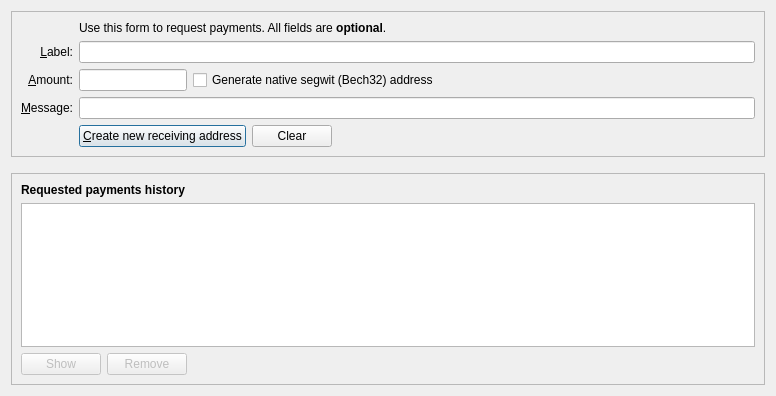
Above: src/qt/forms/receivecoinsdialog.ui from VextaProject/vexta before the change. Below: the same form after it.
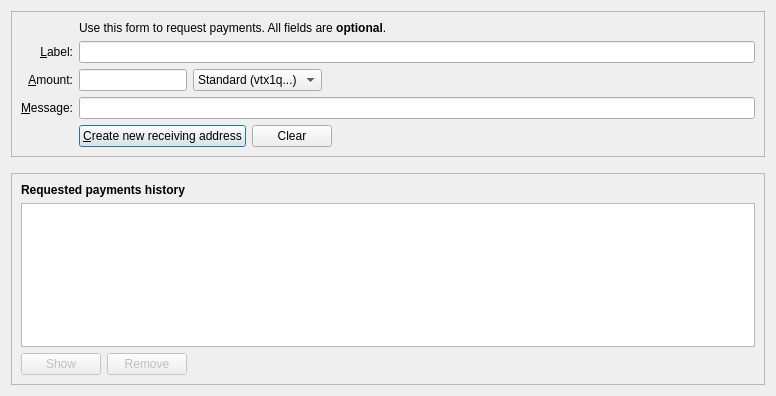
That is the form after the change. Icons and pictures are not drawn. Custom widgets are drawn as their Qt base class.

Commit message: Add post-quantum address selector to desktop wallet

```diff
--- a/src/qt/forms/receivecoinsdialog.ui
+++ b/src/qt/forms/receivecoinsdialog.ui
@@ -195,28 +195,25 @@
            </widget>
           </item>
           <item>
-           <widget class="QCheckBox" name="useBech32">
-            <property name="sizePolicy">
-             <sizepolicy hsizetype="Fixed" vsizetype="Fixed">
-              <horstretch>0</horstretch>
-              <verstretch>0</verstretch>
-             </sizepolicy>
-            </property>
-            <property name="maximumSize">
-             <size>
-              <width>1000</width>
-              <height>16777215</height>
-             </size>
-            </property>
-            <property name="focusPolicy">
-             <enum>Qt::StrongFocus</enum>
-            </property>
+           <widget class="QComboBox" name="addressType">
             <property name="toolTip">
              <string>Native segwit addresses (aka Bech32 or BIP-173) reduce your transaction fees later on and offer better protection against typos, but old wallets don't support them. When unchecked, an address compatible with older wallets will be created instead.</string>
             </property>
-            <property name="text">
-             <string>Generate native segwit (Bech32) address</string>
-            </property>
+            <item>
+             <property name="text">
+              <string>Standard (vtx1q...)</string>
+             </property>
+            </item>
+            <item>
+             <property name="text">
+              <string>ML-DSA (vtx1z...)</string>
+             </property>
+            </item>
+            <item>
+             <property name="text">
+              <string>SLH-DSA (vtx1r...)</string>
+             </property>
+            </item>
            </widget>
           </item>
           <item>
```
Left out of the diff: 4 changed lines with no effect on the pictures. The commit also changes 5 other files.
